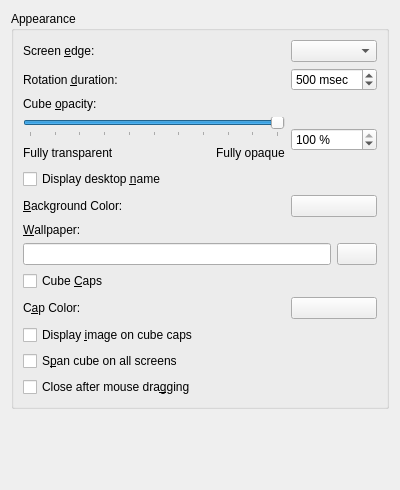
The window that effects/sphere_config.ui (KDE/kwin) describes before a commit, drawn with Qt 5.
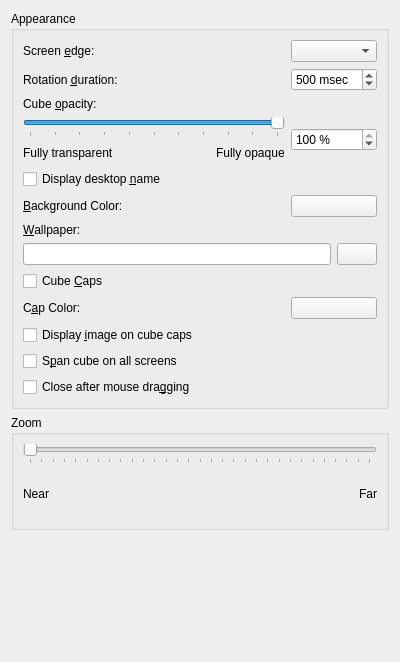
The same window after the commit. Custom widgets are drawn as their Qt base class.

Commit message: Cube & co becomes zoomable (usage: + and -). Adding also a config option to define the default zoom.

The edit to the form file:
```diff
--- a/effects/sphere_config.ui
+++ b/effects/sphere_config.ui
@@ -6,7 +6,7 @@
     <x>0</x>
     <y>0</y>
     <width>400</width>
-    <height>490</height>
+    <height>662</height>
    </rect>
   </property>
   <layout class="QVBoxLayout" >
@@ -220,6 +220,71 @@
      </layout>
     </widget>
    </item>
+   <item>
+    <widget class="QGroupBox" name="groupBox_2" >
+     <property name="title" >
+      <string>Zoom</string>
+     </property>
+     <layout class="QVBoxLayout" name="verticalLayout_2" >
+      <item>
+       <widget class="QSlider" name="zPositionSlider" >
+        <property name="toolTip" >
+         <string>Define how far away the object should appear</string>
+        </property>
+        <property name="maximum" >
+         <number>3000</number>
+        </property>
+        <property name="singleStep" >
+         <number>10</number>
+        </property>
+        <property name="pageStep" >
+         <number>100</number>
+        </property>
+        <property name="orientation" >
+         <enum>Qt::Horizontal</enum>
+        </property>
+        <property name="tickPosition" >
+         <enum>QSlider::TicksBelow</enum>
+        </property>
+        <property name="tickInterval" >
+         <number>100</number>
+        </property>
+       </widget>
+      </item>
+      <item>
+       <layout class="QHBoxLayout" name="horizontalLayout_2" >
+        <item>
+         <widget class="QLabel" name="label_8" >
+          <property name="text" >
+           <string>Near</string>
+          </property>
+         </widget>
+        </item>
+        <item>
+         <spacer name="horizontalSpacer_2" >
+          <property name="orientation" >
+           <enum>Qt::Horizontal</enum>
+          </property>
+          <property name="sizeHint" stdset="0" >
+           <size>
+            <width>40</width>
+            <height>20</height>
+           </size>
+          </property>
+         </spacer>
+        </item>
+        <item>
+         <widget class="QLabel" name="label_9" >
+          <property name="text" >
+           <string>Far</string>
+          </property>
+         </widget>
+        </item>
+       </layout>
+      </item>
+     </layout>
+    </widget>
+   </item>
    <item>
     <widget class="KWin::GlobalShortcutsEditor" native="1" name="editor" />
    </item>
```
The commit also changes 10 other files.
